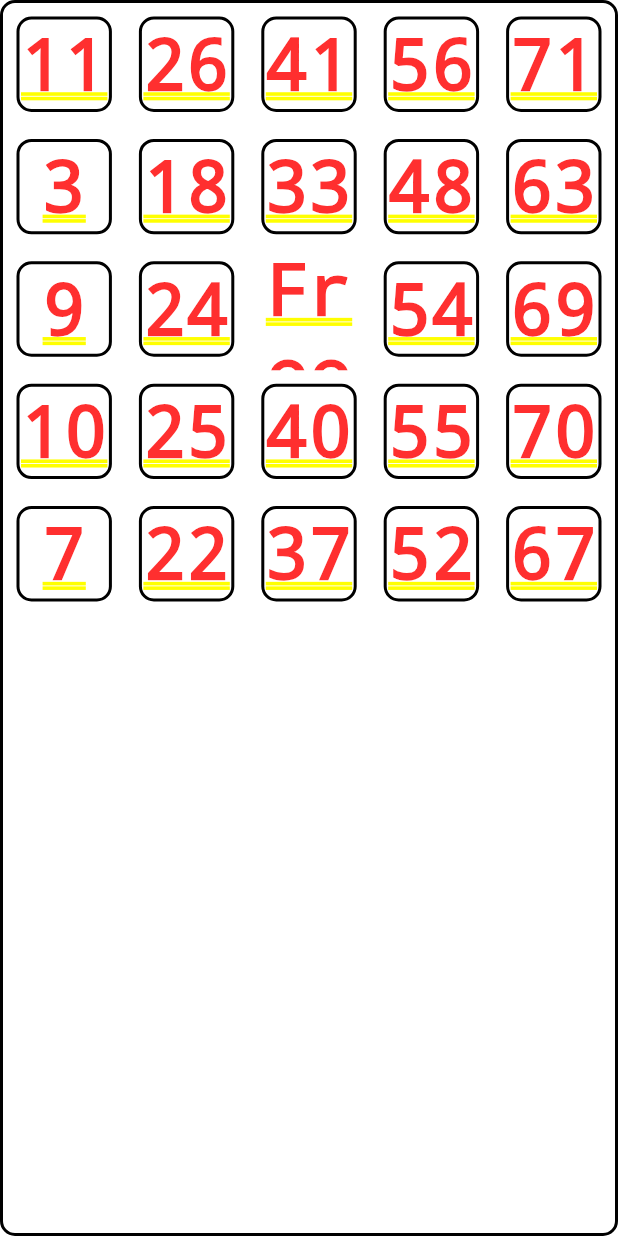
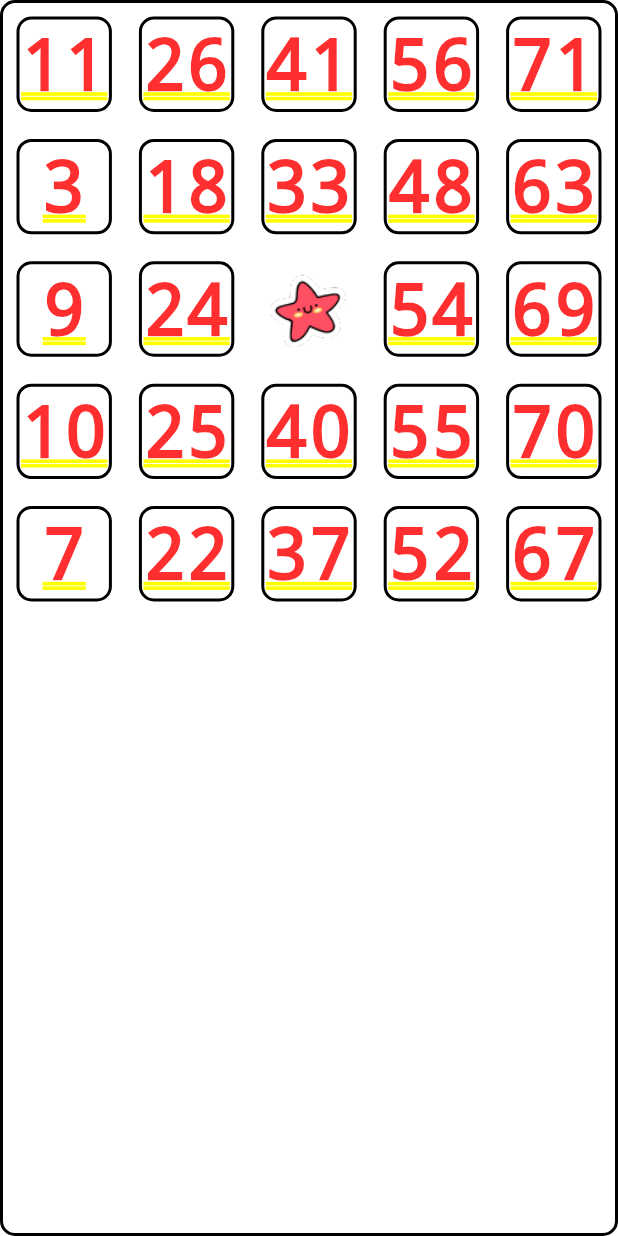
Before and after one commit to pjtoral/bingo_yellow, a Flutter app: the TableView screen opened by its route, on a phone screen of 412 x 824 dp. Run offline on Flutter 3.47's test engine with Material 3 defaults, Android fonts, the phone set to English and light mode, and no system bars; our stand-ins replace stacked, stacked_services, stacked_shared.

```diff
--- a/lib/ui/views/table/table_view.dart
+++ b/lib/ui/views/table/table_view.dart
@@ -26,12 +26,10 @@ class TableView extends StackedView<TableViewModel> {
             int j = index ~/ 5; // Row index
             int i = index % 5;
             if (index == 12) {
-              return const SizedBox(
+              return SizedBox(
                 child: Center(
-                  child: Text(
-                    'Free Space',
-                    style: TextStyle(fontWeight: FontWeight.bold),
-                    textAlign: TextAlign.center,
+                  child: Image.asset(
+                    'assets/4.png',
                   ),
                 ),
               );
--- a/pubspec.yaml
+++ b/pubspec.yaml
@@ -22,3 +22,5 @@ dev_dependencies:
 
 flutter:
   uses-material-design: true
+  assets:
+    - assets/
```
Also changed, not shown: assets/1.png (added), assets/2.png (added), assets/3.png (added), assets/4.png (added), assets/5.png (added), assets/6.png (added).
